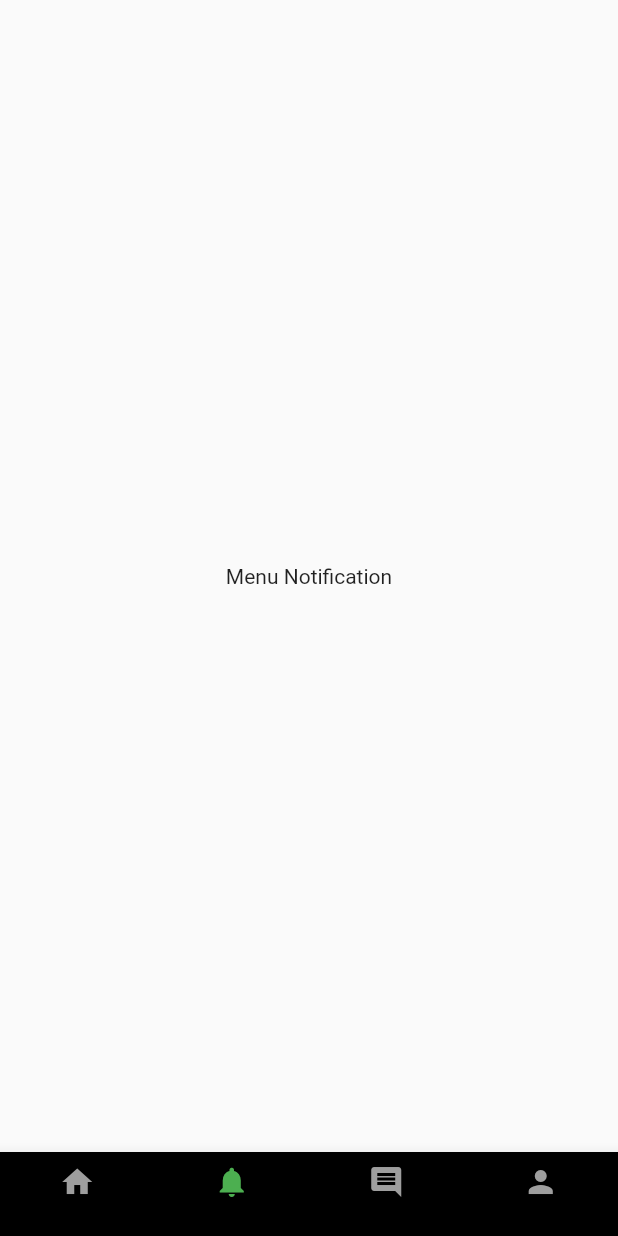
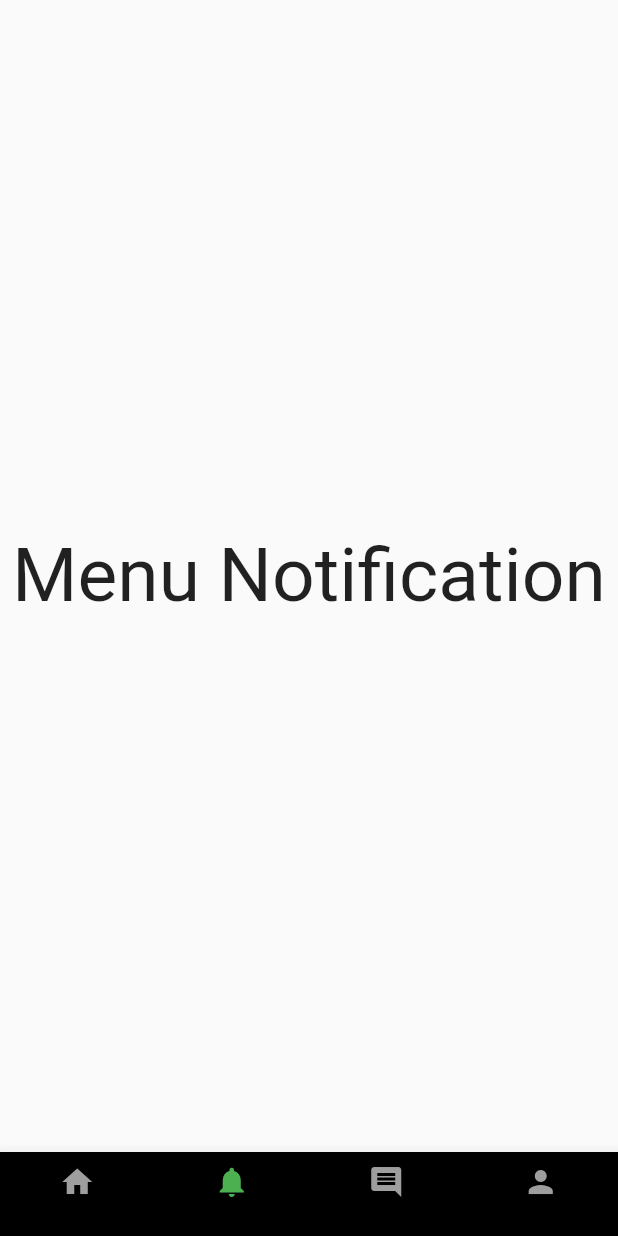
Before and after one commit to RandhoB/widget_alkademi_19092022, a Flutter app: the screen it shows after launch, item 2 of the bottom bar chosen, on a phone screen of 412 x 824 dp. Run offline on Flutter 3.47's test engine with Material 2 defaults, Android fonts, the phone set to English and light mode, and no system bars; our stand-ins replace carousel_slider, dots_indicator, google_fonts, smooth_page_indicator; Roboto replaces fonts that are missing (Arya).

Commit message:
font dan size

```diff
--- a/lib/page_animal/notification.dart
+++ b/lib/page_animal/notification.dart
@@ -1,6 +1,7 @@
 import 'package:flutter/material.dart';
 import 'package:flutter/src/widgets/container.dart';
 import 'package:flutter/src/widgets/framework.dart';
+import 'package:google_fonts/google_fonts.dart';
 
 class Notifikasi extends StatelessWidget {
   const Notifikasi({super.key});
@@ -13,7 +14,12 @@ class Notifikasi extends StatelessWidget {
           child: Column(
             mainAxisAlignment: MainAxisAlignment.center,
             children: [
-              Text("Menu Notification"),
+              Text(
+                "Menu Notification",
+                style: GoogleFonts.arya().copyWith(
+                  fontSize: 50,
+                ),
+              ),
             ],
           ),
         ),
--- a/lib/page_animal/person.dart
+++ b/lib/page_animal/person.dart
@@ -1,6 +1,7 @@
 import 'package:flutter/material.dart';
 import 'package:flutter/src/widgets/container.dart';
 import 'package:flutter/src/widgets/framework.dart';
+import 'package:google_fonts/google_fonts.dart';
 
 class Person extends StatelessWidget {
   const Person({super.key});
@@ -13,7 +14,10 @@ class Person extends StatelessWidget {
           child: Column(
             mainAxisAlignment: MainAxisAlignment.center,
             children: [
-              Text("Menu Person"),
+              Text(
+                "Menu Person",
+                style: GoogleFonts.acme(),
+              ),
             ],
           ),
         ),
--- a/pubspec.yaml
+++ b/pubspec.yaml
@@ -34,6 +34,7 @@ dependencies:
   carousel_slider: ^4.1.1
   smooth_page_indicator: ^1.0.0+2
   dots_indicator: ^2.1.0
+  google_fonts: ^3.0.1
 
 
   # The following adds the Cupertino Icons font to your application.
```
Also changed, not shown: lib/page_animal/chat.dart (+7 -1 lines), pubspec.lock, 1 other file.
